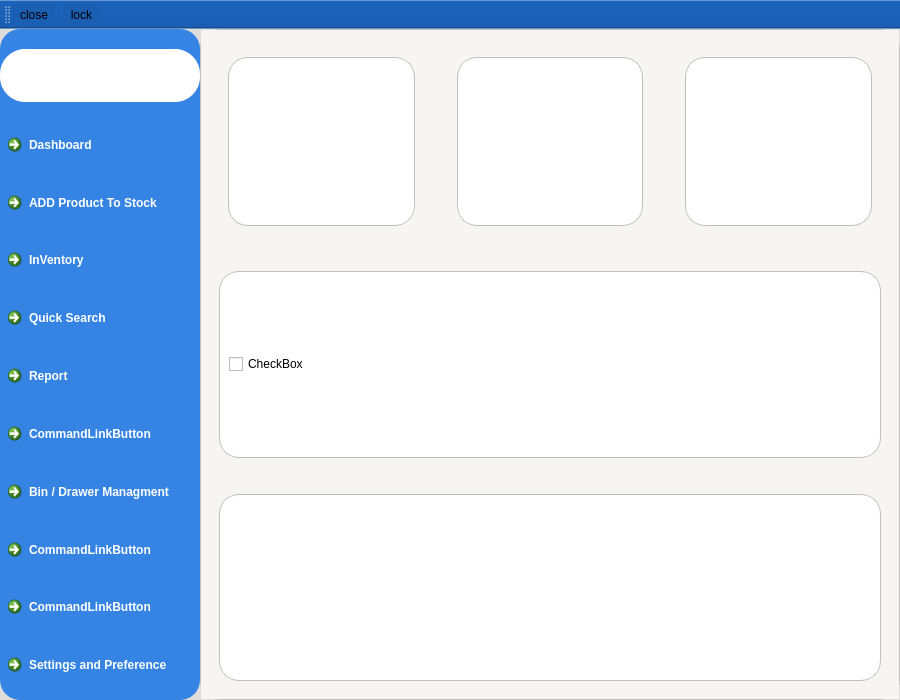
The window that mainwindow.ui (buka-pitch/I-Tech_inventory_managment) describes before a commit, drawn with Qt 5.
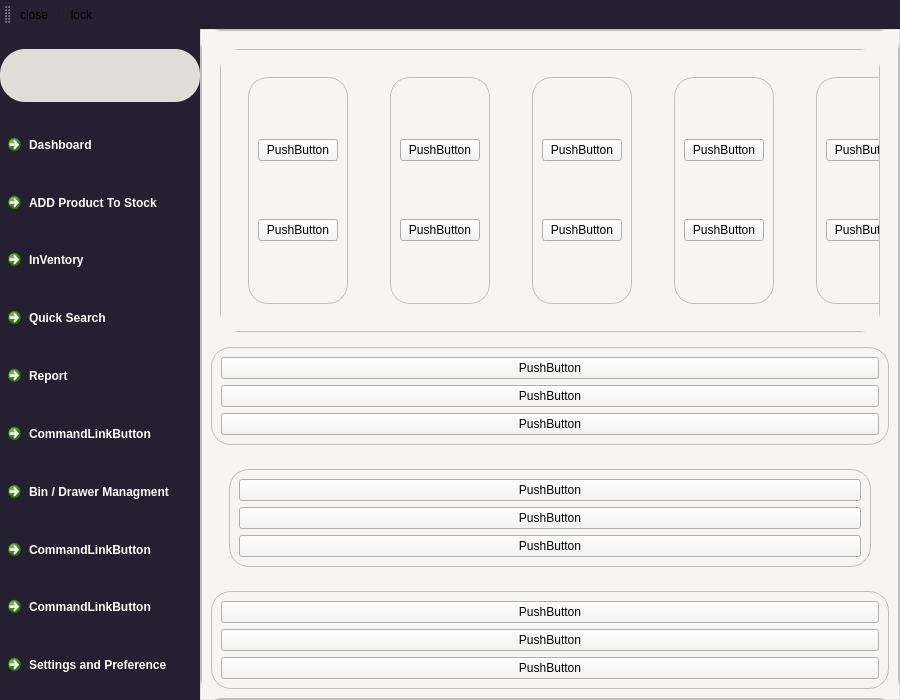
The same window after the commit. The open tabs and pages were chosen to show the change. Icons and pictures are not drawn.

The edit to the form file:
```diff
--- a/mainwindow.ui
+++ b/mainwindow.ui
@@ -38,7 +38,10 @@
    <bool>false</bool>
   </property>
   <property name="styleSheet">
-   <string notr="true">#Container{
+   <string notr="true">QCommandLinkButton:hover{
+	background-color:rgb(26, 95, 180);
+}
+#Container{
 background-color:rgb(222, 221, 218)
 
 }#contentArea{
@@ -52,9 +55,9 @@
 }
 
 #sideBar{
-	background-color:rgb(53, 132, 228);
+	background-color:rgb(36, 31, 49);
 	color:white;
-	border-radius:20px;
+	border-radius:0px;
 	
 
 }
@@ -221,7 +224,7 @@
                 <bool>true</bool>
                </property>
                <property name="styleSheet">
-                <string notr="true">background-color:white;
+                <string notr="true">background-color:rgb(222, 221, 218);
 border-radius:25px;</string>
                </property>
                <layout class="QHBoxLayout" name="horizontalLayout_2">
@@ -290,8 +293,8 @@
                   </property>
                   <property name="iconSize">
                    <size>
-                    <width>50</width>
-                    <height>50</height>
+                    <width>30</width>
+                    <height>30</height>
                    </size>
                   </property>
                   <property name="checkable">
@@ -442,6 +445,10 @@
             <property name="tabletTracking">
              <bool>true</bool>
             </property>
+            <property name="styleSheet">
+             <string notr="true">background-color:white;
+color:black;</string>
+            </property>
             <property name="currentIndex">
              <number>2</number>
             </property>
@@ -463,127 +470,378 @@
                <number>0</number>
               </property>
               <item>
-               <widget class="QWidget" name="section" native="true">
-                <layout class="QHBoxLayout" name="horizontalLayout_3">
-                 <item>
-                  <widget class="QWidget" name="widget_2" native="true">
-                   <layout class="QHBoxLayout" name="horizontalLayout_5">
-                    <item>
-                     <widget class="QWidget" name="widget_15" native="true">
-                      <layout class="QHBoxLayout" name="horizontalLayout_28">
-                       <item>
-                        <widget class="QFrame" name="card_14">
-                         <property name="frameShape">
-                          <enum>QFrame::StyledPanel</enum>
-                         </property>
-                         <property name="frameShadow">
-                          <enum>QFrame::Raised</enum>
-                         </property>
-                        </widget>
-                       </item>
-                      </layout>
-                     </widget>
-                    </item>
-                   </layout>
-                  </widget>
-                 </item>
-                 <item>
-                  <widget class="QWidget" name="widget_5" native="true">
-                   <layout class="QHBoxLayout" name="horizontalLayout_6">
-                    <item>
-                     <widget class="QWidget" name="widget_16" native="true">
-                      <layout class="QHBoxLayout" name="horizontalLayout_29">
-                       <item>
-                        <widget class="QFrame" name="card_15">
-                         <property name="frameShape">
-                          <enum>QFrame::StyledPanel</enum>
-                         </property>
-                         <property name="frameShadow">
-                          <enum>QFrame::Raised</enum>
-                         </property>
-                        </widget>
-                       </item>
-                      </layout>
-                     </widget>
-                    </item>
-                   </layout>
-                  </widget>
-                 </item>
-                 <item>
-                  <widget class="QWidget" name="widget_4" native="true">
-                   <layout class="QHBoxLayout" name="horizontalLayout_4">
-                    <item>
-                     <widget class="QWidget" name="widget_14" native="true">
-                      <layout class="QHBoxLayout" name="horizontalLayout_27">
-                       <item>
-                        <widget class="QFrame" name="card_13">
-                         <property name="frameShape">
-                          <enum>QFrame::StyledPanel</enum>
-                         </property>
-                         <property name="frameShadow">
-                          <enum>QFrame::Raised</enum>
-                         </property>
-                        </widget>
-                       </item>
-                      </layout>
-                     </widget>
-                    </item>
-                   </layout>
-                  </widget>
-                 </item>
-                </layout>
-               </widget>
-              </item>
-              <item>
-               <widget class="QWidget" name="section_2" native="true">
-                <layout class="QHBoxLayout" name="horizontalLayout_8">
-                 <item>
-                  <widget class="QWidget" name="contentContainer" native="true">
-                   <layout class="QHBoxLayout" name="horizontalLayout_9">
-                    <item>
-                     <widget class="QFrame" name="maincard">
-                      <property name="frameShape">
-                       <enum>QFrame::StyledPanel</enum>
-                      </property>
-                      <property name="frameShadow">
-                       <enum>QFrame::Raised</enum>
-                      </property>
-                      <layout class="QVBoxLayout" name="verticalLayout_5">
-                       <item>
-                        <widget class="QCheckBox" name="checkBox">
-                         <property name="text">
-                          <string>CheckBox</string>
-                         </property>
-                        </widget>
-                       </item>
-                      </layout>
-                     </widget>
-                    </item>
-                   </layout>
-                  </widget>
-                 </item>
-                </layout>
+               <widget class="QScrollArea" name="scrollArea_2">
+                <property name="styleSheet">
+                 <string notr="true">background-color:rgb(246, 245, 244);
+color:black;</string>
+                </property>
+                <property name="widgetResizable">
+                 <bool>true</bool>
+                </property>
+                <widget class="QWidget" name="scrollAreaWidgetContents">
+                 <property name="geometry">
+                  <rect>
+                   <x>0</x>
+                   <y>0</y>
+                   <width>154</width>
+                   <height>463</height>
+                  </rect>
+                 </property>
+                 <layout class="QVBoxLayout" name="verticalLayout_19">
+                  <item>
+                   <widget class="QWidget" name="Mainsection" native="true">
+                    <layout class="QHBoxLayout" name="horizontalLayout_3">
+                     <item>
+                      <widget class="QScrollArea" name="scrollArea_3">
+                       <property name="verticalScrollBarPolicy">
+                        <enum>Qt::ScrollBarAlwaysOff</enum>
+                       </property>
+                       <property name="horizontalScrollBarPolicy">
+                        <enum>Qt::ScrollBarAlwaysOff</enum>
+                       </property>
+                       <property name="widgetResizable">
+                        <bool>true</bool>
+                       </property>
+                       <widget class="QWidget" name="scrollAreaWidgetContents_3">
+                        <property name="geometry">
+                         <rect>
+                          <x>0</x>
+                          <y>0</y>
+                          <width>722</width>
+                          <height>126</height>
+                         </rect>
+                        </property>
+                        <layout class="QHBoxLayout" name="horizontalLayout_4">
+                         <item>
+                          <widget class="QWidget" name="widget_5" native="true">
+                           <layout class="QHBoxLayout" name="horizontalLayout_6">
+                            <item>
+                             <widget class="QWidget" name="widget_16" native="true">
+                              <layout class="QHBoxLayout" name="horizontalLayout_29">
+                               <item>
+                                <widget class="QFrame" name="card_15">
+                                 <property name="frameShape">
+                                  <enum>QFrame::StyledPanel</enum>
+                                 </property>
+                                 <property name="frameShadow">
+                                  <enum>QFrame::Raised</enum>
+                                 </property>
+                                 <layout class="QVBoxLayout" name="verticalLayout_14">
+                                  <item>
+                                   <widget class="QPushButton" name="pushButton_10">
+                                    <property name="text">
+                                     <string>PushButton</string>
+                                    </property>
+                                   </widget>
+                                  </item>
+                                  <item>
+                                   <widget class="QPushButton" name="pushButton_11">
+                                    <property name="text">
+                                     <string>PushButton</string>
+                                    </property>
+                                   </widget>
+                                  </item>
+                                 </layout>
+                                </widget>
+                               </item>
+                              </layout>
+                             </widget>
+                            </item>
+                           </layout>
+                          </widget>
+                         </item>
+                         <item>
+                          <widget class="QWidget" name="MainCard" native="true">
+                           <layout class="QHBoxLayout" name="horizontalLayout_5">
+                            <item>
+                             <widget class="QWidget" name="widget_15" native="true">
+                              <layout class="QHBoxLayout" name="horizontalLayout_28">
+                               <item>
+                                <widget class="QFrame" name="card_14">
+                                 <property name="frameShape">
+                                  <enum>QFrame::StyledPanel</enum>
+                                 </property>
+                                 <property name="frameShadow">
+                                  <enum>QFrame::Raised</enum>
+                                 </property>
+                                 <layout class="QVBoxLayout" name="verticalLayout_12">
+                                  <item>
+                                   <widget class="QPushButton" name="pushButton_8">
+                                    <property name="text">
+                                     <string>PushButton</string>
+                                    </property>
+                                   </widget>
+                                  </item>
+                                  <item>
+                                   <widget class="QPushButton" name="pushButton_9">
+                                    <property name="text">
+                                     <string>PushButton</string>
+                                    </property>
+                                   </widget>
+                                  </item>
+                                 </layout>
+                                </widget>
+                               </item>
+                              </layout>
+                             </widget>
+                            </item>
+                           </layout>
+                          </widget>
+                         </item>
+                         <item>
+                          <widget class="QWidget" name="MainCard_3" native="true">
+                           <layout class="QHBoxLayout" name="horizontalLayout_15">
+                            <item>
+                             <widget class="QWidget" name="widget_19" native="true">
+                              <layout class="QHBoxLayout" name="horizontalLayout_32">
+                               <item>
+                                <widget class="QFrame" name="card_18">
+                                 <property name="frameShape">
+                                  <enum>QFrame::StyledPanel</enum>
+                                 </property>
+                                 <property name="frameShadow">
+                                  <enum>QFrame::Raised</enum>
+                                 </property>
+                                 <layout class="QVBoxLayout" name="verticalLayout_22">
+                                  <item>
+                                   <widget class="QPushButton" name="pushButton_35">
+                                    <property name="text">
+                                     <string>PushButton</string>
+                                    </property>
+                                   </widget>
+                                  </item>
+                                  <item>
+                                   <widget class="QPushButton" name="pushButton_36">
+                                    <property name="text">
+                                     <string>PushButton</string>
+                                    </property>
+                                   </widget>
+                                  </item>
+                                 </layout>
+                                </widget>
+                               </item>
+                              </layout>
+                             </widget>
+                            </item>
+                           </layout>
+                          </widget>
+                         </item>
+                         <item>
+                          <widget class="QWidget" name="MainCard_8" native="true">
+                           <layout class="QHBoxLayout" name="horizontalLayout_22">
+                            <item>
+                             <widget class="QWidget" name="widget_25" native="true">
+                              <layout class="QHBoxLayout" name="horizontalLayout_38">
+                               <item>
+                                <widget class="QFrame" name="card_24">
+                                 <property name="frameShape">
+                                  <enum>QFrame::StyledPanel</enum>
+                                 </property>
+                                 <property name="frameShadow">
+                                  <enum>QFrame::Raised</enum>
+                                 </property>
+                                 <layout class="QVBoxLayout" name="verticalLayout_28">
+                                  <item>
+                                   <widget class="QPushButton" name="pushButton_47">
+                                    <property name="text">
+                                     <string>PushButton</string>
+                                    </property>
+                                   </widget>
+                                  </item>
+                                  <item>
+                                   <widget class="QPushButton" name="pushButton_48">
+                                    <property name="text">
+                                     <string>PushButton</string>
+                                    </property>
+                                   </widget>
+                                  </item>
+                                 </layout>
+                                </widget>
+                               </item>
+                              </layout>
+                             </widget>
+                            </item>
+                           </layout>
+                          </widget>
+                         </item>
+                         <item>
+                          <widget class="QWidget" name="MainCard_4" native="true">
+                           <layout class="QHBoxLayout" name="horizontalLayout_16">
+                            <item>
+                             <widget class="QWidget" name="widget_20" native="true">
+                              <layout class="QHBoxLayout" name="horizontalLayout_33">
+                               <item>
+                                <widget class="QFrame" name="card_19">
+                                 <property name="frameShape">
+                                  <enum>QFrame::StyledPanel</enum>
+                                 </property>
+                                 <property name="frameShadow">
+                                  <enum>QFrame::Raised</enum>
+                                 </property>
+                                 <layout class="QVBoxLayout" name="verticalLayout_23">
+                                  <item>
+                                   <widget class="QPushButton" name="pushButton_37">
+                                    <property name="text">
+                                     <string>PushButton</string>
+                                    </property>
+                                   </widget>
+                                  </item>
+                                  <item>
+                                   <widget class="QPushButton" name="pushButton_38">
+                                    <property name="text">
+                                     <string>PushButton</string>
+                                    </property>
+                                   </widget>
+                                  </item>
+                                 </layout>
+                                </widget>
+                               </item>
+                              </layout>
+                             </widget>
+                            </item>
+                           </layout>
+                          </widget>
+                         </item>
+                        </layout>
+                       </widget>
+                      </widget>
+                     </item>
+                    </layout>
+                   </widget>
+                  </item>
+                  <item>
+                   <widget class="QFrame" name="maincard_3">
+                    <property name="frameShape">
+                     <enum>QFrame::StyledPanel</enum>
+                    </property>
+                    <property name="frameShadow">
+                     <enum>QFrame::Raised</enum>
+                    </property>
+                    <layout class="QVBoxLayout" name="verticalLayout_20">
+                     <item>
+                      <widget class="QPushButton" name="pushButton_29">
+                       <property name="text">
+                        <string>PushButton</string>
+                       </property>
+                      </widget>
+                     </item>
+                     <item>
+                      <widget class="QPushButton" name="pushButton_30">
+                       <property name="text">
+                        <string>PushButton</string>
+                       </property>
+                      </widget>
+                     </item>
+                     <item>
+                      <widget class="QPushButton" name="pushButton_31">
+                       <property name="text">
+                        <string>PushButton</string>
+                       </property>
+                      </widget>
+                     </item>
+                    </layout>
+                   </widget>
+                  </item>
+                  <item>
+                   <widget class="QWidget" name="section_2" native="true">
+                    <layout class="QHBoxLayout" name="horizontalLayout_8">
+                     <item>
+                      <widget class="QWidget" name="contentContainer" native="true">
+                       <layout class="QHBoxLayout" name="horizontalLayout_9">
+                        <item>
+                         <widget class="QFrame" name="maincard">
+                          <property name="frameShape">
+                           <enum>QFrame::StyledPanel</enum>
+                          </property>
+                          <property name="frameShadow">
+                           <enum>QFrame::Raised</enum>
+                          </property>
+                          <layout class="QVBoxLayout" name="verticalLayout_5">
+                           <item>
+                            <widget class="QPushButton" name="pushButton_5">
+                             <property name="text">
+                              <string>PushButton</string>
+                             </property>
+                            </widget>
+                           </item>
+                           <item>
+                            <widget class="QPushButton" name="pushButton_4">
+                             <property name="text">
+                              <string>PushButton</string>
+                             </property>
+                            </widget>
+                           </item>
+                           <item>
+                            <widget class="QPushButton" name="pushButton_3">
+                             <property name="text">
+                              <string>PushButton</string>
+                             </property>
+                            </widget>
+                           </item>
+                          </layout>
+                         </widget>
+                        </item>
+                       </layout>
+                      </widget>
+                     </item>
+                    </layout>
+                   </widget>
+                  </item>
+                  <item>
+                   <widget class="QFrame" name="maincard_2">
+                    <property name="frameShape">
+                     <enum>QFrame::StyledPanel</enum>
+                    </property>
+                    <property name="frameShadow">
+                     <enum>QFrame::Raised</enum>
+                    </property>
+                    <layout class="QVBoxLayout" name="verticalLayout_8">
+                     <item>
+                      <widget class="QPushButton" name="pushButton_6">
+                       <property name="text">
+                        <string>PushButton</string>
+                       </property>
+                      </widget>
+                     </item>
+                     <item>
+                      <widget class="QPushButton" name="pushButton_7">
+                       <property name="text">
+                        <string>PushButton</string>
+                       </property>
+                      </widget>
+                     </item>
+                     <item>
+                      <widget class="QPushButton" name="pushButton_12">
+                       <property name="text">
+                        <string>PushButton</string>
+                       </property>
+                      </widget>
+                     </item>
+                    </layout>
+                   </widget>
+                  </item>
+                 </layout>
+                </widget>
                </widget>
               </item>
               <item>
                <widget class="QWidget" name="section_3" native="true">
                 <layout class="QHBoxLayout" name="horizontalLayout_10">
-                 <item>
-                  <widget class="QWidget" name="widget_6" native="true">
-                   <layout class="QHBoxLayout" name="horizontalLayout_11">
-                    <item>
-                     <widget class="QFrame" name="card_5">
-                      <property name="frameShape">
-                       <enum>QFrame::StyledPanel</enum>
-                      </property>
-                      <property name="frameShadow">
-                       <enum>QFrame::Raised</enum>
-                      </property>
-                     </widget>
-                    </item>
-                   </layout>
-                  </widget>
-                 </item>
+                 <property name="spacing">
+                  <number>0</number>
+                 </property>
+                 <property name="leftMargin">
+                  <number>0</number>
+                 </property>
+                 <property name="topMargin">
+                  <number>0</number>
+                 </property>
+                 <property name="rightMargin">
+                  <number>0</number>
+                 </property>
+                 <property name="bottomMargin">
+                  <number>0</number>
+                 </property>
                 </layout>
                </widget>
               </item>
@@ -591,21 +849,270 @@
             </widget>
             <widget class="QWidget" name="inventory">
              <layout class="QVBoxLayout" name="verticalLayout_6">
-              <property name="spacing">
-               <number>0</number>
-              </property>
-              <property name="leftMargin">
-               <number>0</number>
-              </property>
-              <property name="topMargin">
-               <number>0</number>
-              </property>
-              <property name="rightMargin">
-               <number>0</number>
-              </property>
-              <property name="bottomMargin">
-               <number>0</number>
-              </property>
+              <item>
+               <widget class="QWidget" name="MainCard_2" native="true">
+                <layout class="QHBoxLayout" name="horizontalLayout_11">
+                 <item>
+                  <widget class="QWidget" name="widget_17" native="true">
+                   <layout class="QHBoxLayout" name="horizontalLayout_30">
+                    <item>
+                     <widget class="QFrame" name="card_16">
+                      <property name="frameShape">
+                       <enum>QFrame::StyledPanel</enum>
+                      </property>
+                      <property name="frameShadow">
+                       <enum>QFrame::Raised</enum>
+                      </property>
+                      <layout class="QVBoxLayout" name="verticalLayout_17">
+                       <item>
+                        <widget class="QPushButton" name="pushButton_25">
+                         <property name="text">
+                          <string>PushButton</string>
+                         </property>
+                        </widget>
+                       </item>
+                       <item>
+                        <widget class="QPushButton" name="pushButton_26">
+                         <property name="text">
+                          <string>PushButton</string>
+                         </property>
+                        </widget>
+                       </item>
+                      </layout>
+                     </widget>
+                    </item>
+                    <item>
+                     <widget class="QWidget" name="widget_18" native="true">
+                      <layout class="QHBoxLayout" name="horizontalLayout_31">
+                       <item>
+                        <widget class="QFrame" name="card_17">
+                         <property name="frameShape">
+                          <enum>QFrame::StyledPanel</enum>
+                         </property>
+                         <property name="frameShadow">
+                          <enum>QFrame::Raised</enum>
+                         </property>
+                         <layout class="QVBoxLayout" name="verticalLayout_18">
+                          <item>
+                           <widget class="QPushButton" name="pushButton_27">
+                            <property name="text">
+                             <string>PushButton</string>
+                            </property>
+                           </widget>
+                          </item>
+                          <item>
+                           <widget class="QPushButton" name="pushButton_28">
+                            <property name="text">
+                             <string>PushButton</string>
+                            </property>
+                           </widget>
+                          </item>
+                         </layout>
+                        </widget>
+                       </item>
+                      </layout>
+                     </widget>
+                    </item>
+                   </layout>
+                  </widget>
+                 </item>
+                </layout>
+               </widget>
+              </item>
+              <item>
+               <widget class="QScrollArea" name="scrollArea">
+                <property name="mouseTracking">
+                 <bool>true</bool>
+                </property>
+                <property name="styleSheet">
+                 <string notr="true">background-color:white;
+color:black;</string>
+                </property>
+                <property name="sizeAdjustPolicy">
+                 <enum>QAbstractScrollArea::AdjustToContentsOnFirstShow</enum>
+                </property>
+                <property name="widgetResizable">
+                 <bool>true</bool>
+                </property>
+                <widget class="QWidget" name="scrollAreaWidgetContents_2">
+                 <property name="geometry">
+                  <rect>
+                   <x>0</x>
+                   <y>0</y>
+                   <width>106</width>
+                   <height>665</height>
+                  </rect>
+                 </property>
+                 <layout class="QVBoxLayout" name="verticalLayout_15">
+                  <item>
+                   <widget class="QLabel" name="label">
+                    <property name="text">
+                     <string>TextLabel</string>
+                    </property>
+                   </widget>
+                  </item>
+                  <item>
+                   <layout class="QVBoxLayout" name="verticalLayout_16"/>
+                  </item>
+                  <item>
+                   <widget class="QPushButton" name="pushButton_2">
+                    <property name="text">
+                     <string>PushButton</string>
+                    </property>
+                   </widget>
+                  </item>
+                  <item>
+                   <widget class="QComboBox" name="comboBox"/>
+                  </item>
+                  <item>
+                   <widget class="QScrollBar" name="horizontalScrollBar">
+                    <property name="mouseTracking">
+                     <bool>true</bool>
+                    </property>
+                    <property name="tabletTracking">
+                     <bool>true</bool>
+                    </property>
+                    <property name="orientation">
+                     <enum>Qt::Vertical</enum>
+                    </property>
+                    <property name="invertedAppearance">
+                     <bool>false</bool>
+                    </property>
+                   </widget>
+                  </item>
+                  <item>
+                   <widget class="QDateEdit" name="dateEdit"/>
+                  </item>
+                  <item>
+                   <widget class="QLabel" name="label_5">
+                    <property name="text">
+                     <string>TextLabel</string>
+                    </property>
+                   </widget>
+                  </item>
+                  <item>
+                   <widget class="QPushButton" name="pushButton_17">
+                    <property name="text">
+                     <string>PushButton</string>
+                    </property>
+                   </widget>
+                  </item>
+                  <item>
+                   <widget class="QLabel" name="label_8">
+                    <property name="text">
+                     <string>TextLabel</string>
+                    </property>
+                   </widget>
+                  </item>
+                  <item>
+                   <widget class="QPushButton" name="pushButton_21">
+                    <property name="text">
+                     <string>PushButton</string>
+                    </property>
+                   </widget>
+                  </item>
+                  <item>
+                   <widget class="QLabel" name="label_7">
+                    <property name="text">
+                     <string>TextLabel</string>
+                    </property>
+                   </widget>
+                  </item>
+                  <item>
+                   <widget class="QLabel" name="label_2">
+                    <property name="text">
+                     <string>TextLabel</string>
+                    </property>
+                   </widget>
+                  </item>
+                  <item>
+                   <widget class="QPushButton" name="pushButton_20">
+                    <property name="text">
+                     <string>PushButton</string>
+                    </property>
+                   </widget>
+                  </item>
+                  <item>
+                   <widget class="QPushButton" name="pushButton_15">
+                    <property name="text">
+                     <string>PushButton</string>
+                    </property>
+                   </widget>
+                  </item>
+                  <item>
+                   <widget class="QPushButton" name="pushButton_19">
+                    <property name="text">
+                     <string>PushButton</string>
+                    </property>
+                   </widget>
+                  </item>
+                  <item>
+                   <widget class="Line" name="line">
+                    <property name="orientation">
+                     <enum>Qt::Vertical</enum>
+                    </property>
+                   </widget>
+                  </item>
+                  <item>
+                   <widget class="QPushButton" name="pushButton_18">
+                    <property name="text">
+                     <string>PushButton</string>
+                    </property>
+                   </widget>
+                  </item>
+                  <item>
+                   <widget class="QPushButton" name="pushButton_16">
+                    <property name="text">
+                     <string>PushButton</string>
+                    </property>
+                   </widget>
+                  </item>
+                  <item>
+                   <widget class="QPushButton" name="pushButton_14">
+                    <property name="text">
+                     <string>PushButton</string>
+                    </property>
+                   </widget>
+                  </item>
+                  <item>
+                   <widget class="QPushButton" name="pushButton_13">
+                    <property name="text">
+                     <string>PushButton</string>
+                    </property>
+                   </widget>
+                  </item>
+                  <item>
+                   <widget class="QPushButton" name="pushButton_22">
+                    <property name="text">
+                     <string>PushButton</string>
+                    </property>
+                   </widget>
+                  </item>
+                  <item>
+                   <widget class="QPushButton" name="pushButton_23">
+                    <property name="text">
+                     <string>PushButton</string>
+                    </property>
+                   </widget>
+                  </item>
+                  <item>
+                   <widget class="QPushButton" name="pushButton">
+                    <property name="text">
+                     <string>PushButton</string>
+                    </property>
+                   </widget>
+                  </item>
+                  <item>
+                   <widget class="QPushButton" name="pushButton_24">
+                    <property name="text">
+                     <string>PushButton</string>
+                    </property>
+                   </widget>
+                  </item>
+                 </layout>
+                </widget>
+               </widget>
+              </item>
              </layout>
             </widget>
             <widget class="QWidget" name="settings">
@@ -778,8 +1285,12 @@
    <property name="windowTitle">
     <string>toolBar</string>
    </property>
+   <property name="autoFillBackground">
+    <bool>false</bool>
+   </property>
    <property name="styleSheet">
-    <string notr="true">background-color:rgb(26, 95, 180)</string>
+    <string notr="true">border-color: rgb(36, 31, 49);
+background-color:rgb(36, 31, 49)</string>
    </property>
    <attribute name="toolBarArea">
     <enum>TopToolBarArea</enum>
```
Left out of the diff: 32 changed lines with no effect on the pictures.
